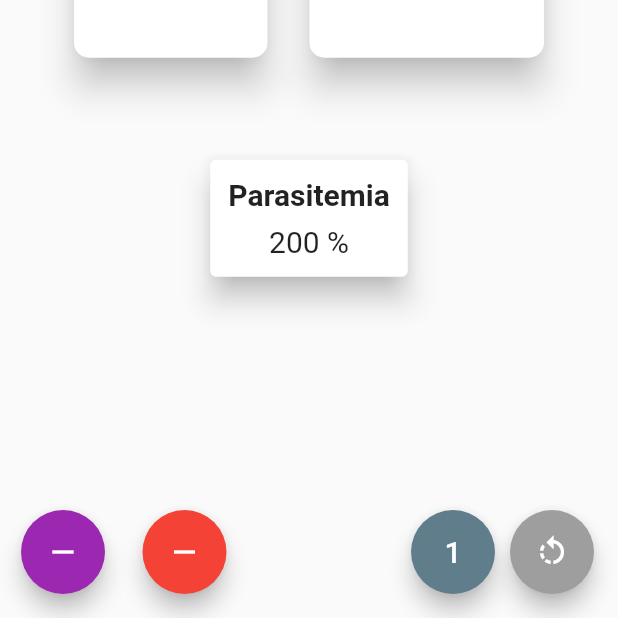
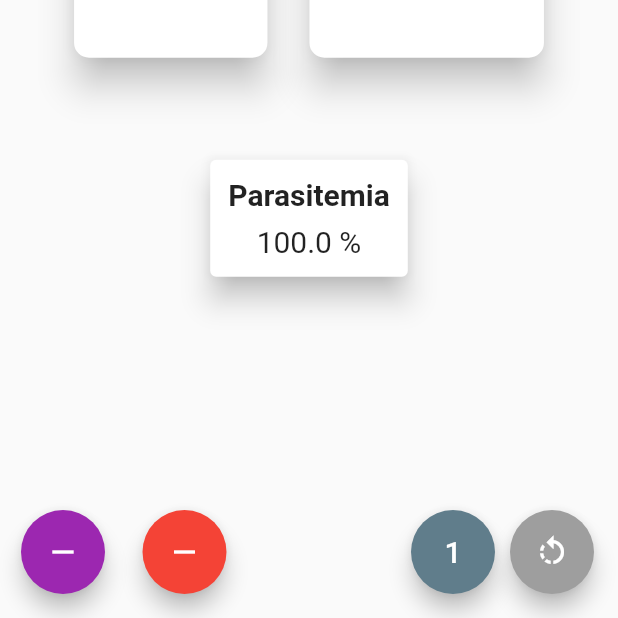
Before and after one commit to Chubvasz/Contador-celular-basico, a Flutter app: the screen it shows after launch, after a tap on an icon or button, on a phone screen of 412 x 824 dp, the part 618-1236 px from its top. Run offline on Flutter 3.47's test engine with Material 2 defaults, Android fonts, the phone set to English and light mode, and no system bars; missing offline and left inert: dart:ffi.

Commit message:
+ evento que cuenta parasitemia agregado

```diff
--- a/lib/src/pages/home.dart
+++ b/lib/src/pages/home.dart
@@ -1,3 +1,5 @@
+import 'dart:ffi';
+
 import 'package:flutter/material.dart';
 
 class MyHomePage extends StatefulWidget {
@@ -12,21 +14,25 @@ class MyHomePage extends StatefulWidget {
 class _MyHomePageState extends State<MyHomePage> {
   int _counterP = 0;
   int _counterNP = 0;
+  double _counterParasitemia = 0.0;
 
   void _incrementCounterP() {
     setState(() {
       _counterP++;
+      _countParasitemia();
     });
   }
   void _incrementCounterNP() {
     setState(() {
       _counterNP++;
+      _countParasitemia();
     });
   }
   void _decrementCounterP() {
     setState(() {
       if (_counterP>0) {
         _counterP--;
+        _countParasitemia();
       }
     });
   }
@@ -34,14 +40,19 @@ class _MyHomePageState extends State<MyHomePage> {
     setState(() {
       if (_counterNP>0) {
         _counterNP--;
+        _countParasitemia();
       }
     });
   }
   void _reset() {
     setState(() {
-      _counterP=0;
-      _counterNP=0;
+      _counterP           = 0;
+      _counterNP          = 0;
+      _counterParasitemia = 0;
     });
+  }
+  void _countParasitemia() {
+    _counterParasitemia = num.parse(((_counterP*100)/(_counterP+_counterNP)).toStringAsFixed(1));
   }
 
   @override
@@ -113,25 +124,7 @@ class _MyHomePageState extends State<MyHomePage> {
               ],
             ),
             Padding(padding: EdgeInsets.only(top: 60)),
-            Card(
-              elevation: 8,
-              child: Padding(
-                padding: EdgeInsets.all(12),
-                child: Column(
-                  children: [
-                    Text(
-                      'Parasitemia',
-                      style: TextStyle(fontSize: 20, fontWeight: FontWeight.bold),
-                    ),
-                    Padding(padding: EdgeInsets.only(top: 8,)),
-                    Text(
-                      '200 %',
-                      style: TextStyle(fontSize: 20, ),
-                    )
-                  ],
-                ),
-              ),
-            ),
+            _crearContadorParasitemiaCard(),
           ],
         ),
       ),
@@ -170,4 +163,26 @@ class _MyHomePageState extends State<MyHomePage> {
       ],
     );
   }
+
+  Widget _crearContadorParasitemiaCard() {
+    return Card(
+      elevation: 8,
+      child: Padding(
+        padding: EdgeInsets.all(12),
+        child: Column(
+          children: [
+            Text(
+              'Parasitemia',
+              style: TextStyle(fontSize: 20, fontWeight: FontWeight.bold),
+            ),
+            Padding(padding: EdgeInsets.only(top: 8,)),
+            Text(
+              '$_counterParasitemia %',
+              style: TextStyle(fontSize: 20, ),
+            )
+          ],
+        ),
+      ),
+    );
+  }
 }
```
